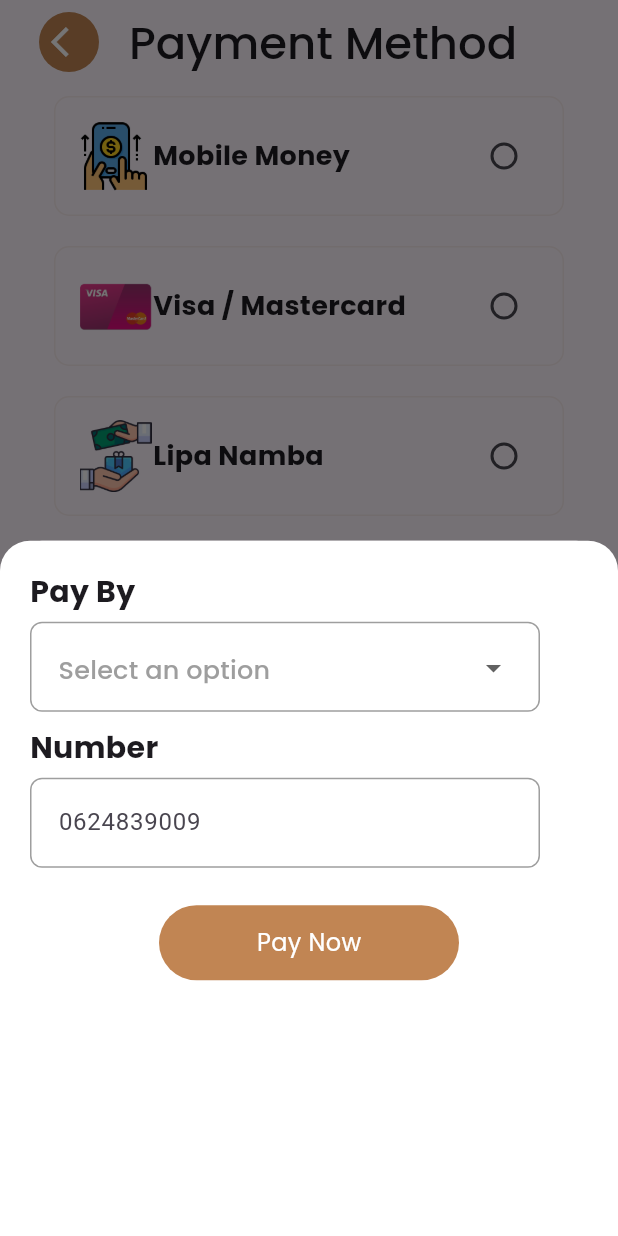
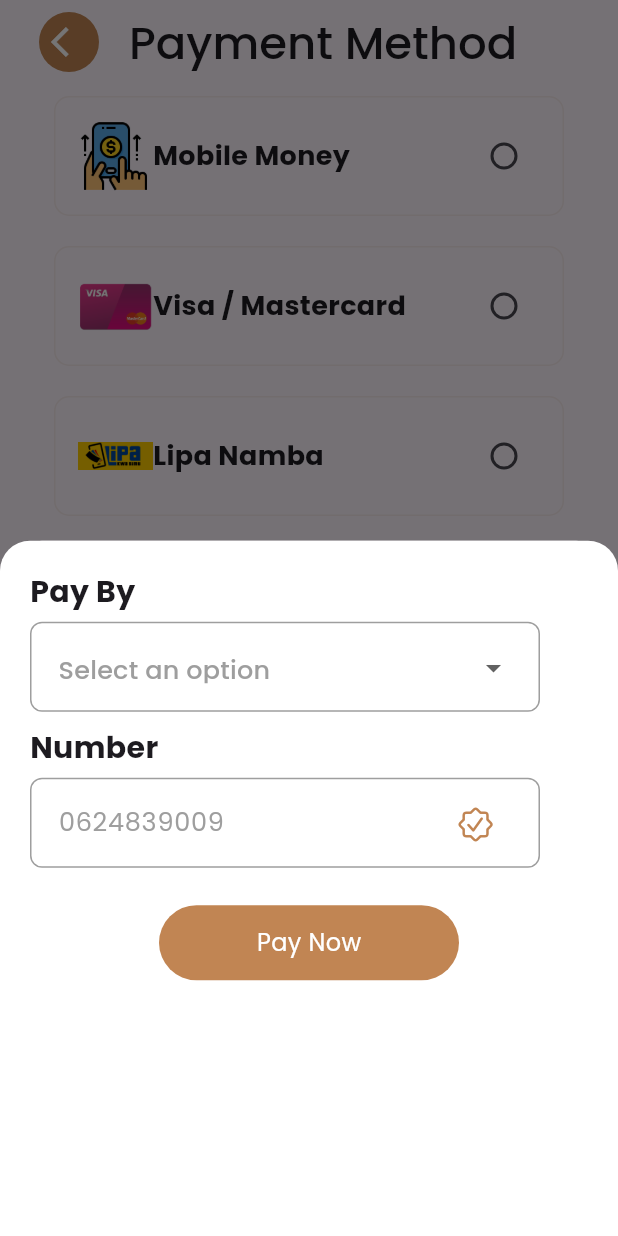
Before and after one commit to JohnGastone/Alama, a Flutter app: the PaymentMethodPage screen opened directly, after a tap on "Complete Payment", on a phone screen of 412 x 824 dp. Run offline on Flutter 3.47's test engine with Material 3 defaults, Android fonts, the light colour scheme and no system bars; our stand-ins replace flutter_onboarding_slider, google_fonts, smooth_page_indicator.

Commit message:
Payment method

```diff
--- a/lib/Payment/PaymentMethod.dart
+++ b/lib/Payment/PaymentMethod.dart
@@ -137,6 +137,10 @@ class _PaymentMethodPageState extends State<PaymentMethodPage> {
                           GoogleFonts.poppins(fontSize: 17, color: Colors.grey),
                       decoration: InputDecoration(
                           labelText: "0624839009",
+                          labelStyle: GoogleFonts.poppins(
+                              fontSize: 17, color: Colors.grey),
+                          suffixIcon: Icon(CupertinoIcons.checkmark_seal),
+                          suffixIconColor: Color(0xFFC18553),
                           enabledBorder: InputBorder.none),
                     )),
               ),
--- a/lib/models.dart
+++ b/lib/models.dart
@@ -43,7 +43,7 @@ class PaymentMethodModelData {
   static List<PaymentMethodsModel> getPaymentMethods = [
     PaymentMethodsModel("Mobile Money", "./assets/operation.png"),
     PaymentMethodsModel("Visa / Mastercard", "./assets/logo.png"),
-    PaymentMethodsModel("Lipa Namba", "./assets/cash-on-delivery.png"),
+    PaymentMethodsModel("Lipa Namba", "./assets/lipa.png"),
     PaymentMethodsModel("Cash", "./assets/operation.png"),
   ];
   static List<PaymentMethodsModel> displayPaymentMethods =
```
Also changed, not shown: assets/lipa.png (added).
